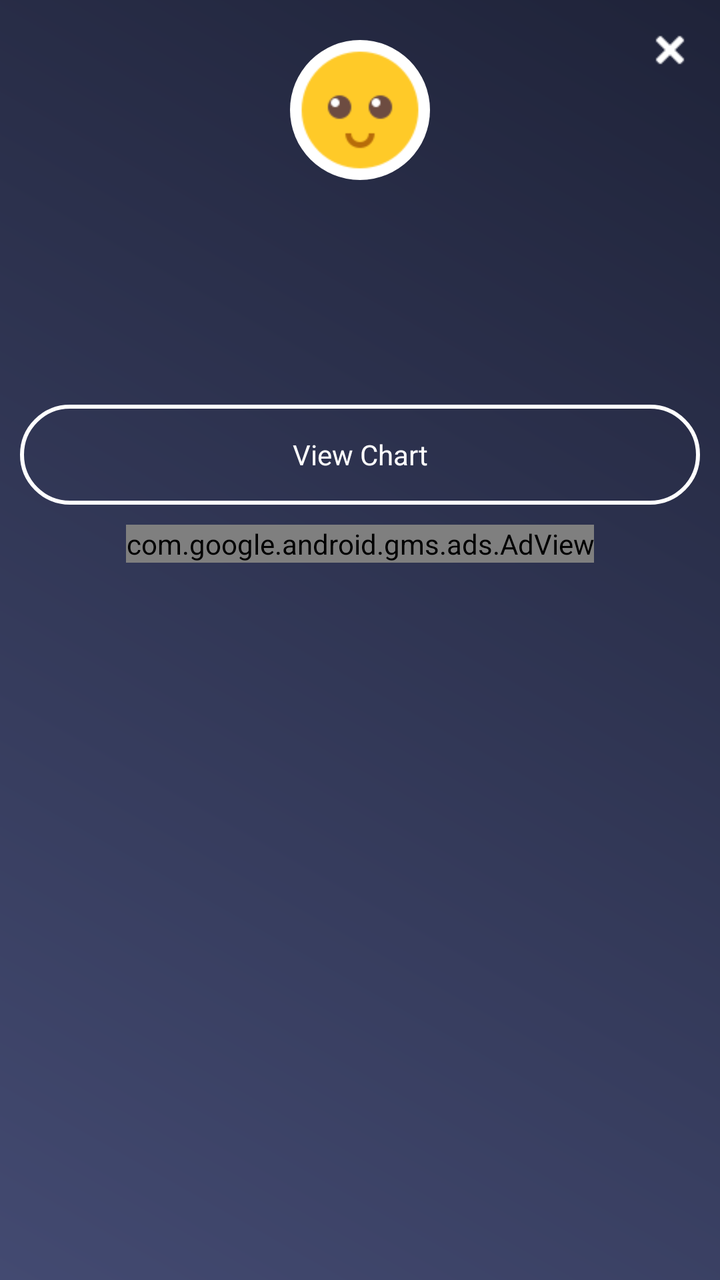
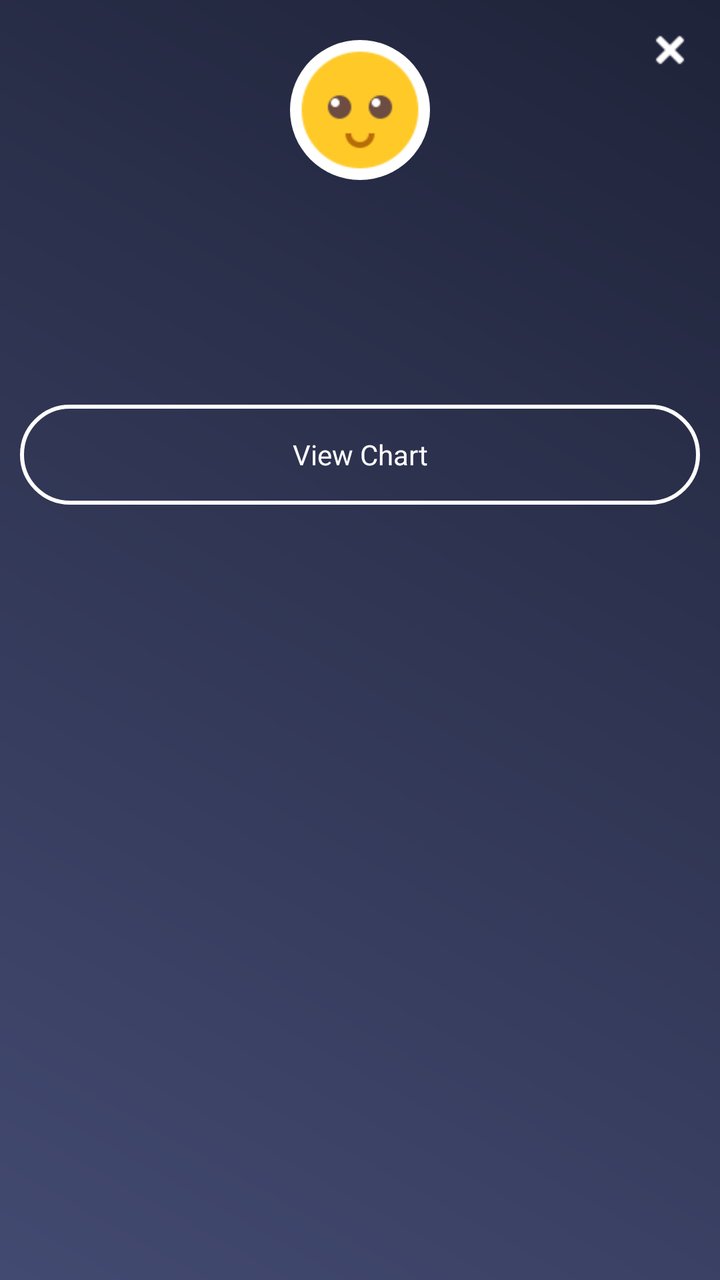

The first picture is an Android layout as it rendered before a commit; the second is the same layout after the commit. The layout source and the unified diff follow.
<!-- AndroidManifest.xml: application theme AppTheme -->
<!-- res/layout/popup_bodyfat.xml -->
<?xml version="1.0" encoding="utf-8"?>
<RelativeLayout xmlns:android="http://schemas.android.com/apk/res/android"
    xmlns:aapt="http://schemas.android.com/aapt"
    xmlns:app="http://schemas.android.com/apk/res-auto"
    android:layout_width="280dp"
    android:layout_height="wrap_content"
    android:background="@drawable/a1_grad"
    android:orientation="vertical">

    <ImageView
        android:id="@+id/iv_close"
        android:layout_width="40dp"
        android:layout_height="40dp"
        android:layout_alignParentRight="true"
        android:layout_gravity="center"
        android:layout_margin="5dp"
        android:padding="10dp"
        android:src="@drawable/ic_close" />

    <ImageView
        android:id="@+id/iv_imoji"
        android:layout_width="70dp"
        android:layout_height="70dp"
        android:layout_centerHorizontal="true"
        android:layout_marginTop="20dp"
        android:background="@drawable/rounded_corner_imoji"
        android:src="@drawable/imoji_default" />

    <TextView
        android:id="@+id/tv_ans_bodyfat"
        android:layout_width="match_parent"
        android:layout_height="wrap_content"
        android:layout_below="@+id/iv_imoji"
        android:layout_marginLeft="10dp"
        android:layout_marginTop="5dp"
        android:layout_marginRight="10dp"
        android:gravity="center"
        android:paddingTop="5dp"
        android:textColor="@color/white"
        android:textSize="@dimen/textsize_16" />

    <TextView
        android:id="@+id/tv_bodyfat"
        android:layout_width="match_parent"
        android:layout_height="wrap_content"
        android:layout_below="@+id/tv_ans_bodyfat"
        android:layout_marginLeft="10dp"
        android:layout_marginTop="5dp"
        android:layout_marginRight="10dp"
        android:gravity="center"
        android:padding="5dp"
        android:textColor="@color/white"
        android:textSize="@dimen/textsize_16" />

    <TextView
        android:id="@+id/tv_recomended"
        android:layout_width="match_parent"
        android:layout_height="wrap_content"
        android:layout_below="@+id/tv_bodyfat"
        android:layout_marginLeft="10dp"
        android:layout_marginTop="5dp"
        android:layout_marginRight="10dp"
        android:layout_marginBottom="10dp"
        android:gravity="center"
        android:padding="5dp"
        android:textColor="@color/white"
        android:textSize="@dimen/textsize_14" />

    <TextView
        android:id="@+id/tv_bodyfatchart"
        android:layout_width="match_parent"
        android:layout_height="50dp"
        android:layout_below="@+id/tv_recomended"
        android:layout_marginLeft="10dp"
        android:layout_marginRight="10dp"
        android:layout_marginBottom="10dp"
        android:background="@drawable/rounded_corner_button"
        android:gravity="center"
        android:padding="5dp"
        android:text="@string/View_Chart"
        android:textColor="@color/white" />

    <include
        android:id="@+id/ad_layout"
        layout="@layout/native_ad_popup"
        android:layout_width="match_parent"
        android:layout_height="wrap_content"
        android:layout_below="@+id/tv_bodyfatchart" />
</RelativeLayout>
<!-- res/layout/native_ad_popup.xml (included above) -->
<?xml version="1.0" encoding="utf-8"?>
<LinearLayout xmlns:android="http://schemas.android.com/apk/res/android"
    xmlns:aapt="http://schemas.android.com/aapt"
    xmlns:app="http://schemas.android.com/apk/res-auto"
    android:layout_width="match_parent"
    android:layout_height="match_parent"
    android:orientation="vertical">

    <com.google.android.gms.ads.AdView
        android:id="@+id/adView"
        android:layout_width="wrap_content"
        android:layout_height="wrap_content"
        android:layout_above="@+id/ll_footer_menu"
        android:layout_gravity="center"
        app:adSize="280x50"
        app:adUnitId="@string/banner_ad_two" />
</LinearLayout>
<!-- resources referenced by this layout -->
<resources>
  <color name="white">#ffffff</color>
  <dimen name="textsize_14">14sp</dimen>
  <dimen name="textsize_16">16sp</dimen>
  <!-- drawable a1_grad (drawable) -->
  <?xml version="1.0" encoding="utf-8"?>
  <shape xmlns:android="http://schemas.android.com/apk/res/android">
      <gradient
          android:angle="225"
          android:endColor="#434A71"
          android:startColor="#1F2339" />
  
  
  </shape>
  <!-- drawable ic_close: png bitmap (drawable, 258 bytes) -->
  <!-- drawable imoji_default: png bitmap (drawable, 2394 bytes) -->
  <!-- drawable rounded_corner_button (drawable) -->
  <?xml version="1.0" encoding="utf-8"?>
  <shape xmlns:android="http://schemas.android.com/apk/res/android" xmlns:app="http://schemas.android.com/apk/res-auto" android:shape="rectangle">
      <solid android:color="@color/transperent"/>
      <stroke android:width="2dp" android:color="@color/white"/>
      <padding android:left="4dp" android:top="4dp" android:right="4dp" android:bottom="4dp"/>
      <corners android:radius="25dp"/>
  </shape>
  <!-- drawable rounded_corner_imoji (drawable) -->
  <?xml version="1.0" encoding="utf-8"?>
  <shape xmlns:android="http://schemas.android.com/apk/res/android"
      xmlns:aapt="http://schemas.android.com/aapt"
      xmlns:app="http://schemas.android.com/apk/res-auto"
      android:shape="rectangle">
      <solid android:color="#ffffff" />
      <stroke
          android:width="0dp"
          android:color="#06000d" />
      <padding
          android:bottom="0dp"
          android:left="0dp"
          android:right="0dp"
          android:top="0dp" />
      <corners android:radius="35dp" />
  </shape>
  <string name="View_Chart">View Chart</string>
  <string name="banner_ad_two">ca-app-pub-2957577039807154/5214904011</string>
  <style name="AppTheme" parent="Theme.AppCompat.Light.DarkActionBar">
          
          <item name="colorPrimary">@color/colorPrimary</item>
          <item name="colorPrimaryDark">@color/colorPrimaryDark</item>
          <item name="colorAccent">@color/colorAccent</item>
      </style>
  <color name="transperent">#00ffffff</color>
  <color name="colorPrimary">#434A71</color>
  <color name="colorPrimaryDark">#1F2339</color>
  <color name="colorAccent">#1F2339</color>
</resources>

<!-- the commit's change to res/layout/popup_bodyfat.xml (unified diff, before → after) -->
@@ -80,28 +80,13 @@
         android:text="@string/View_Chart"
         android:textColor="@color/white" />
 
-    <include
-        android:id="@+id/ad_layout"
-        layout="@layout/native_ad_popup"
+    <LinearLayout
+        android:id="@+id/normal_ad_include"
         android:layout_width="match_parent"
         android:layout_height="wrap_content"
-        android:layout_below="@+id/tv_bodyfatchart" />
+        android:orientation="vertical"
+        android:gravity="center"
+        android:layout_below="@+id/tv_bodyfatchart"/>
+
+   
 </RelativeLayout>
-<!-- res/layout/native_ad_popup.xml (included above) -->
-<?xml version="1.0" encoding="utf-8"?>
-<LinearLayout xmlns:android="http://schemas.android.com/apk/res/android"
-    xmlns:aapt="http://schemas.android.com/aapt"
-    xmlns:app="http://schemas.android.com/apk/res-auto"
-    android:layout_width="match_parent"
-    android:layout_height="match_parent"
-    android:orientation="vertical">
-
-    <com.google.android.gms.ads.AdView
-        android:id="@+id/adView"
-        android:layout_width="wrap_content"
-        android:layout_height="wrap_content"
-        android:layout_above="@+id/ll_footer_menu"
-        android:layout_gravity="center"
-        app:adSize="280x50"
-        app:adUnitId="@string/banner_ad_two" />
-</LinearLayout>
<!-- resource entries referenced after the edit -->
@@ -41,7 +41,6 @@
       <corners android:radius="35dp" />
   </shape>
   <string name="View_Chart">View Chart</string>
-  <string name="banner_ad_two">ca-app-pub-2957577039807154/5214904011</string>
   <style name="AppTheme" parent="Theme.AppCompat.Light.DarkActionBar">
           
           <item name="colorPrimary">@color/colorPrimary</item>
